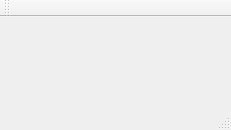
Before: the Qt Designer form mainwindow.ui in starchimpsgroup/evcc, drawn with Qt 5.
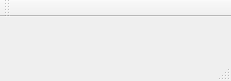
After: the same form once the commit is applied.

The edit to the form file:
```diff
--- a/mainwindow.ui
+++ b/mainwindow.ui
@@ -7,7 +7,7 @@
     <x>0</x>
     <y>0</y>
     <width>231</width>
-    <height>130</height>
+    <height>81</height>
    </rect>
   </property>
   <property name="windowTitle">
```
Left out of the diff: 2 changed lines with no effect on the pictures.
